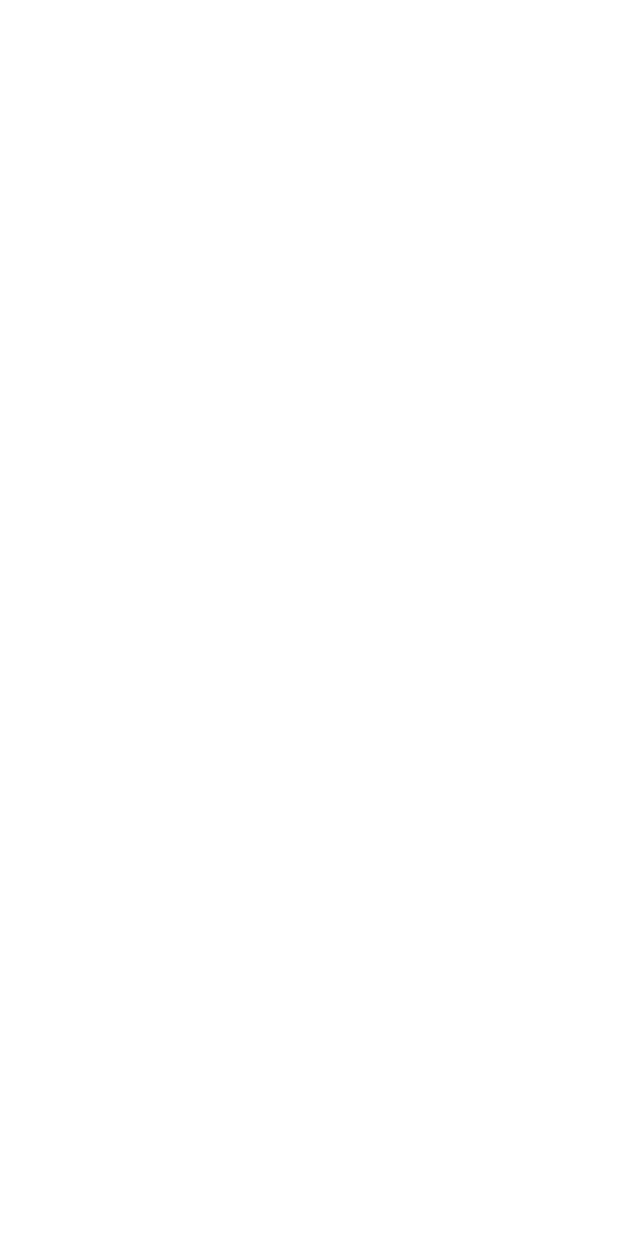
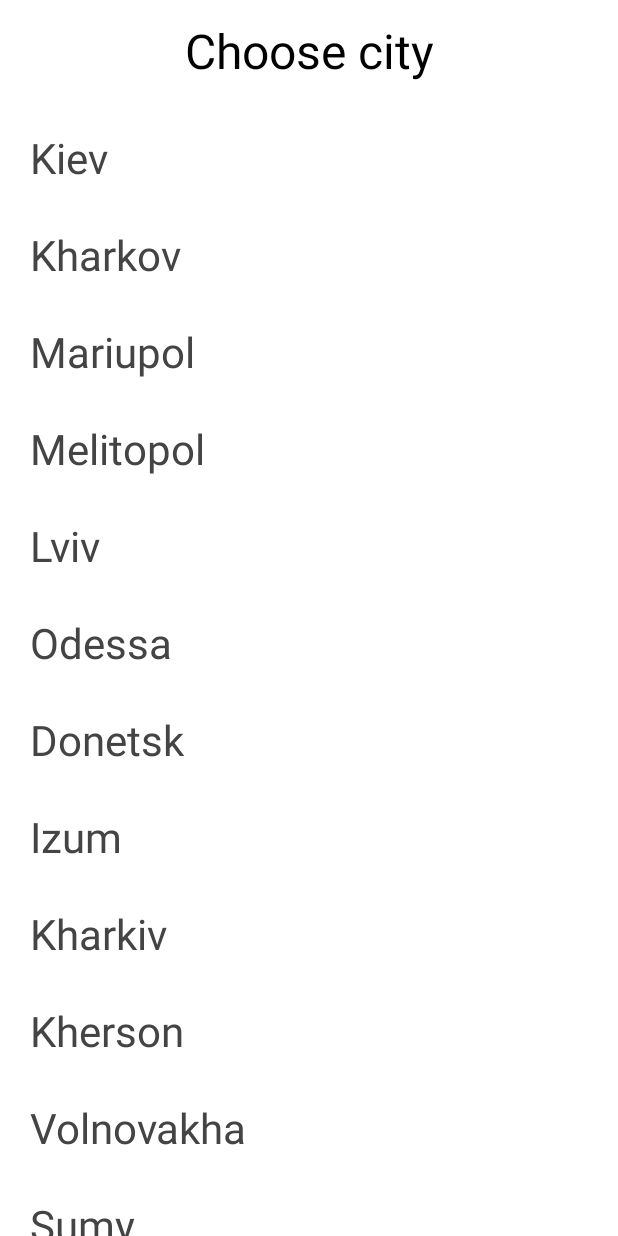
Before and after one commit to ankhorunzhiy/weather-app, an Android app built with Jetpack Compose: the screen it shows after launch (MainActivity), on a phone screen of 412 x 824 dp. Before the commit the screen is empty. Run offline under Robolectric (Android 15) with nearby library versions, the phone set to English and light mode, and no system bars; our stand-ins replace Dagger/Hilt's generated code.

Commit message:
added cities ui list

```diff
--- a/common/usecase/src/main/java/Result.kt
+++ b/common/usecase/src/main/java/Result.kt
@@ -40,7 +40,7 @@ sealed class Result<out R> {
 val Result<*>.succeeded
     get() = this is Success && data != null
 
-fun <T> Result<T>.successOr(fallback: T): T {
+fun <T> Result<T>.dataOr(fallback: T): T {
     return (this as? Success<T>)?.data ?: fallback
 }
 
--- a/features/cities/domain/src/main/java/CitiesRepository.kt
+++ b/features/cities/domain/src/main/java/CitiesRepository.kt
@@ -9,6 +9,6 @@ interface CitiesRepository {
 internal class FakeCitiesRepository : CitiesRepository {
 
   override suspend fun getCities(): Collection<String> {
-    return listOf("Kiev", "Kharkov", "Mariupol", "Melitopol", "Lviv", "Odessa")
+    return listOf("Kiev", "Kharkov", "Mariupol", "Melitopol", "Lviv", "Odessa", "Donetsk", "Izum", "Kharkiv", "Kherson", "Volnovakha", "Sumy")
   }
 }
--- a/features/cities/domain/src/main/java/CitiesUseCase.kt
+++ b/features/cities/domain/src/main/java/CitiesUseCase.kt
@@ -15,7 +15,7 @@ class CitiesUseCase constructor(
 
   override suspend fun execute(parameters: Unit): Collection<String> {
     // Emit network
-    delay(2000)
+//    delay(2000)
     return citiesRepository.getCities()
   }
 }
--- a/features/cities/src/main/java/CitiesScreen.kt
+++ b/features/cities/src/main/java/CitiesScreen.kt
@@ -1,18 +1,34 @@
 package com.petproject.weatherapp.cities
 
-import android.util.Log
+import androidx.compose.foundation.ExperimentalFoundationApi
+import androidx.compose.foundation.background
+import androidx.compose.foundation.layout.Column
+import androidx.compose.foundation.layout.fillMaxWidth
+import androidx.compose.foundation.layout.padding
+import androidx.compose.foundation.layout.size
 import androidx.compose.foundation.layout.wrapContentHeight
 import androidx.compose.foundation.layout.wrapContentWidth
+import androidx.compose.foundation.lazy.LazyColumn
+import androidx.compose.foundation.lazy.LazyRow
+import androidx.compose.foundation.lazy.items
 import androidx.compose.material.Button
 import androidx.compose.material.CircularProgressIndicator
 import androidx.compose.material.Text
-import androidx.compose.material.TextButton
 import androidx.compose.runtime.Composable
 import androidx.compose.runtime.collectAsState
 import androidx.compose.runtime.getValue
 import androidx.compose.ui.Modifier
+import androidx.compose.ui.draw.blur
+import androidx.compose.ui.graphics.Color
+import androidx.compose.ui.text.style.TextAlign
+import androidx.compose.ui.unit.TextUnit
+import androidx.compose.ui.unit.TextUnitType
+import androidx.compose.ui.unit.TextUnitType.Companion
+import androidx.compose.ui.unit.dp
+import androidx.compose.ui.unit.sp
 import androidx.lifecycle.viewmodel.compose.viewModel
 import com.google.samples.apps.iosched.shared.domain.succeeded
+import com.google.samples.apps.iosched.shared.domain.dataOr
 import com.petproject.weatherapp.common.flowui.rememberWithLifecycle
 
 @Composable
@@ -20,18 +36,31 @@ fun CitiesScreen(viewModel: CitiesViewModel = viewModel()) {
   val uiState by rememberWithLifecycle(viewModel.uiState).collectAsState(CitiesUiModel(isLoading = true))
   when {
     uiState.isLoading -> StateLoading()
-    uiState.cities.succeeded -> StateCitiesContent()
+    uiState.cities.succeeded -> StateCitiesContent(uiState.cities.dataOr(emptyList()), viewModel)
     else -> StateError(viewModel)
   }
 }
 
 @Composable
 private fun StateLoading() {
-  CircularProgressIndicator(Modifier.wrapContentHeight().wrapContentWidth())
+  CircularProgressIndicator(
+    Modifier
+      .wrapContentHeight()
+      .wrapContentWidth())
 }
 
+@OptIn(ExperimentalFoundationApi::class)
 @Composable
-private fun StateCitiesContent() {}
+private fun StateCitiesContent(items: Collection<String>, viewModel: CitiesViewModel) {
+  Column {
+    Text(text = "Choose city", fontSize = 32.sp, color = Color.Black, textAlign = TextAlign.Center, modifier = Modifier
+      .fillMaxWidth()
+      .padding(top = 16.dp))
+    LazyColumn(modifier = Modifier.padding(top = 20.dp).fillMaxWidth()) {
+      items(items.toList()) { city -> Text(text = city, fontSize = 28.sp, color = Color.DarkGray, modifier = Modifier.padding(20.dp, 16.dp))}
+    }
+  }
+}
 
 @Composable
 private fun StateError(viewModel: CitiesViewModel) {
```
